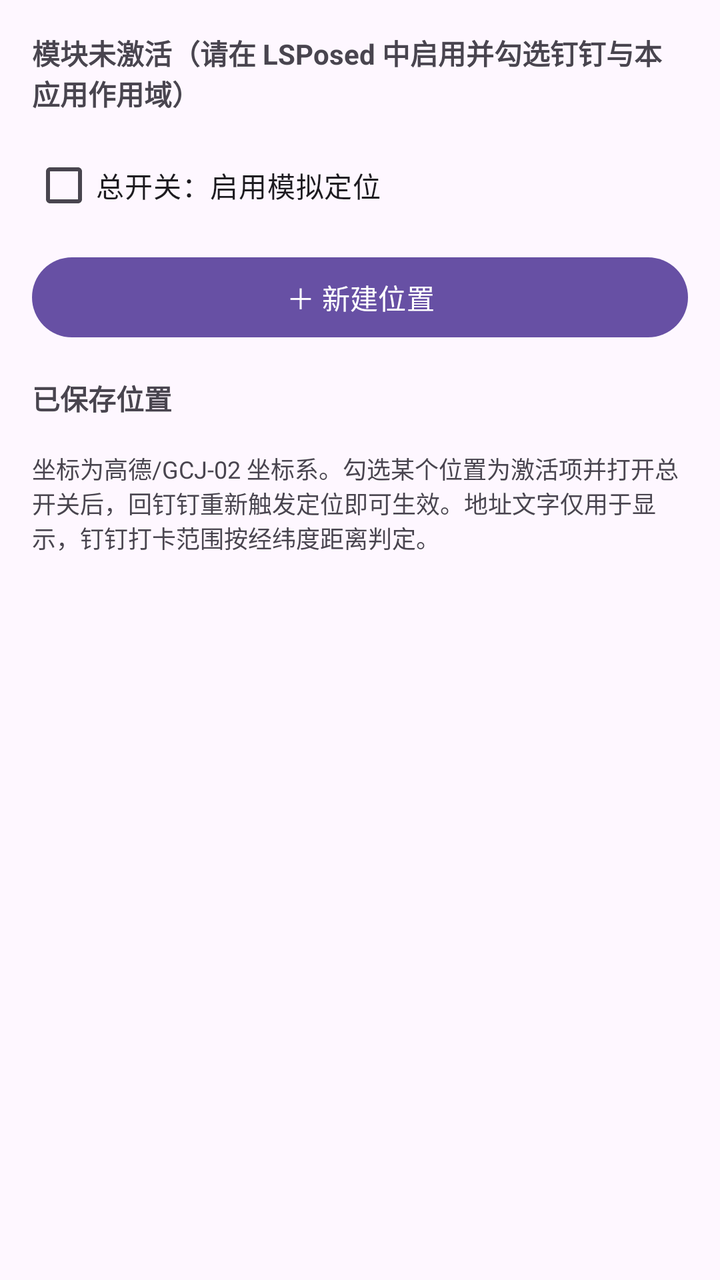
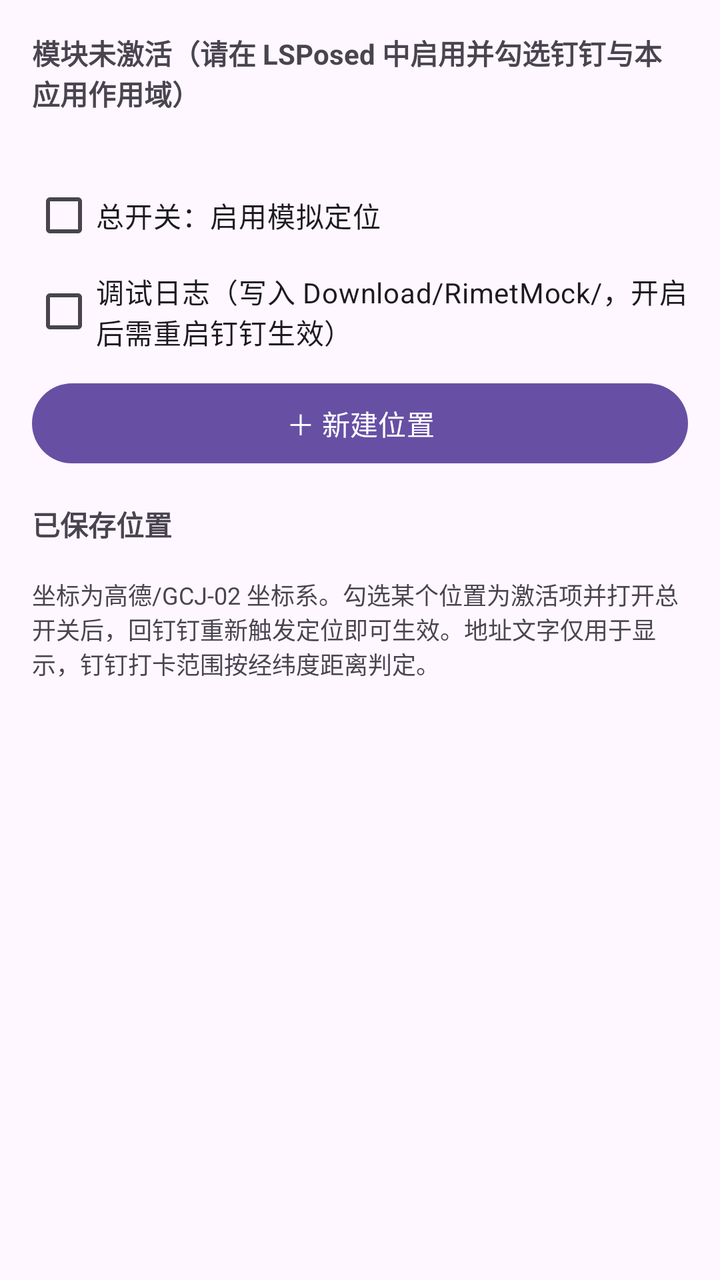

Before-and-after screenshots of an Android layout around one commit, followed by the original layout XML and the change that was made.
<!-- AndroidManifest.xml: application theme Theme.RimetMock -->
<!-- res/layout/activity_main.xml -->
<?xml version="1.0" encoding="utf-8"?>
<ScrollView xmlns:android="http://schemas.android.com/apk/res/android"
    android:layout_width="match_parent"
    android:layout_height="match_parent"
    android:padding="16dp">

    <LinearLayout
        android:layout_width="match_parent"
        android:layout_height="wrap_content"
        android:orientation="vertical">

        <TextView
            android:id="@+id/status"
            android:layout_width="match_parent"
            android:layout_height="wrap_content"
            android:textStyle="bold"
            android:paddingBottom="12dp"
            android:text="@string/status_inactive" />

        <CheckBox
            android:id="@+id/master_switch"
            android:layout_width="match_parent"
            android:layout_height="wrap_content"
            android:text="@string/enable_mock" />

        <Button
            android:id="@+id/add"
            android:layout_width="match_parent"
            android:layout_height="wrap_content"
            android:layout_marginTop="8dp"
            android:text="@string/add_profile" />

        <TextView
            android:layout_width="match_parent"
            android:layout_height="wrap_content"
            android:paddingTop="16dp"
            android:textStyle="bold"
            android:text="@string/profiles_title" />

        <LinearLayout
            android:id="@+id/profile_list"
            android:layout_width="match_parent"
            android:layout_height="wrap_content"
            android:orientation="vertical" />

        <TextView
            android:layout_width="match_parent"
            android:layout_height="wrap_content"
            android:paddingTop="16dp"
            android:textSize="12sp"
            android:text="@string/hint" />
    </LinearLayout>
</ScrollView>
<!-- resources referenced by this layout -->
<resources>
  <string name="add_profile">＋ 新建位置</string>
  <string name="enable_mock">总开关：启用模拟定位</string>
  <string name="hint">坐标为高德/GCJ-02 坐标系。勾选某个位置为激活项并打开总开关后，回钉钉重新触发定位即可生效。地址文字仅用于显示，钉钉打卡范围按经纬度距离判定。</string>
  <string name="profiles_title">已保存位置</string>
  <string name="status_inactive">模块未激活（请在 LSPosed 中启用并勾选钉钉与本应用作用域）</string>
  <style name="Theme.RimetMock" parent="Theme.Material3.DayNight.NoActionBar" />
</resources>

<!-- the commit's change to res/layout/activity_main.xml (unified diff, before → after) -->
@@ -14,14 +14,28 @@
             android:layout_width="match_parent"
             android:layout_height="wrap_content"
             android:textStyle="bold"
-            android:paddingBottom="12dp"
+            android:paddingBottom="4dp"
             android:text="@string/status_inactive" />
+
+        <TextView
+            android:id="@+id/publish_status"
+            android:layout_width="match_parent"
+            android:layout_height="wrap_content"
+            android:paddingBottom="4dp"
+            android:textColor="?android:attr/textColorSecondary"
+            android:text="" />
 
         <CheckBox
             android:id="@+id/master_switch"
             android:layout_width="match_parent"
             android:layout_height="wrap_content"
             android:text="@string/enable_mock" />
+
+        <CheckBox
+            android:id="@+id/log_switch"
+            android:layout_width="match_parent"
+            android:layout_height="wrap_content"
+            android:text="@string/enable_diag_log" />
 
         <Button
             android:id="@+id/add"
<!-- resource entries referenced after the edit -->
@@ -1,6 +1,7 @@
 <!-- resources referenced by this layout -->
 <resources>
   <string name="add_profile">＋ 新建位置</string>
+  <string name="enable_diag_log">调试日志（写入 Download/RimetMock/，开启后需重启钉钉生效）</string>
   <string name="enable_mock">总开关：启用模拟定位</string>
   <string name="hint">坐标为高德/GCJ-02 坐标系。勾选某个位置为激活项并打开总开关后，回钉钉重新触发定位即可生效。地址文字仅用于显示，钉钉打卡范围按经纬度距离判定。</string>
   <string name="profiles_title">已保存位置</string>
